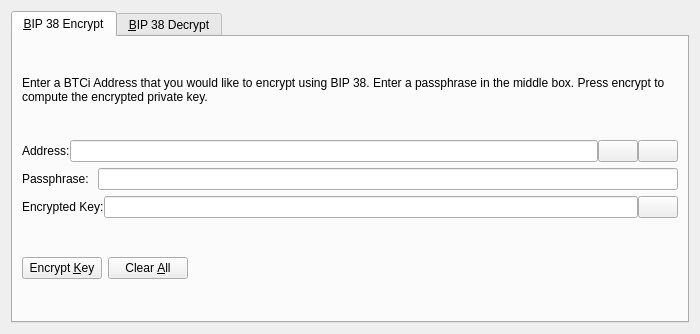
Before: the Qt Designer form src/qt/forms/bip38tooldialog.ui in BTCIncognito/bitcoinincognito, drawn with Qt 5.
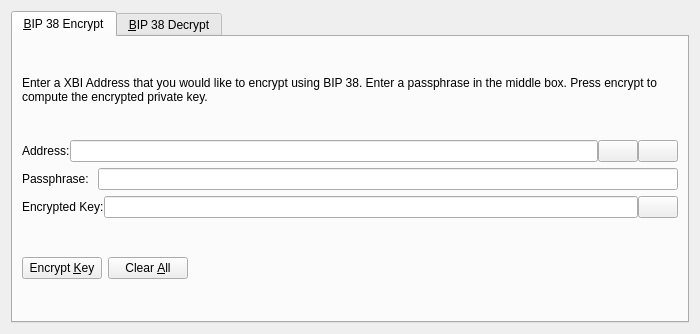
After: the same form once the commit is applied. The open tabs and pages were chosen to show the change. Icons and pictures are not drawn. Custom widgets are drawn as their Qt base class.

```diff
--- a/src/qt/forms/bip38tooldialog.ui
+++ b/src/qt/forms/bip38tooldialog.ui
@@ -30,7 +30,7 @@
        <item>
         <widget class="QLabel" name="infoLabel_ENC">
          <property name="text">
-          <string>Enter a BTCi Address that you would like to encrypt using BIP 38. Enter a passphrase in the middle box. Press encrypt to compute the encrypted private key.</string>
+          <string>Enter a XBI Address that you would like to encrypt using BIP 38. Enter a passphrase in the middle box. Press encrypt to compute the encrypted private key.</string>
          </property>
          <property name="textFormat">
           <enum>Qt::PlainText</enum>
```
Left out of the diff: 24 changed lines with no effect on the pictures.
